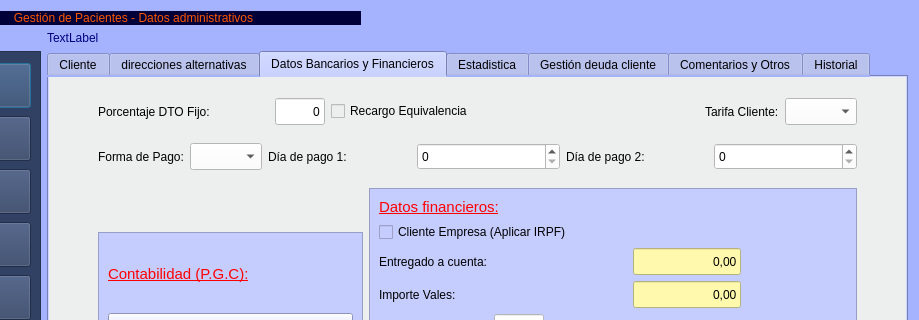
First picture: the form in Zona_Pacientes/frmClientes.ui, repository arcnexus/RedFoX, before the edit; both pictures show x 105 to 1024 and y 0 to 320 of the 1024 by 563 pixel window.
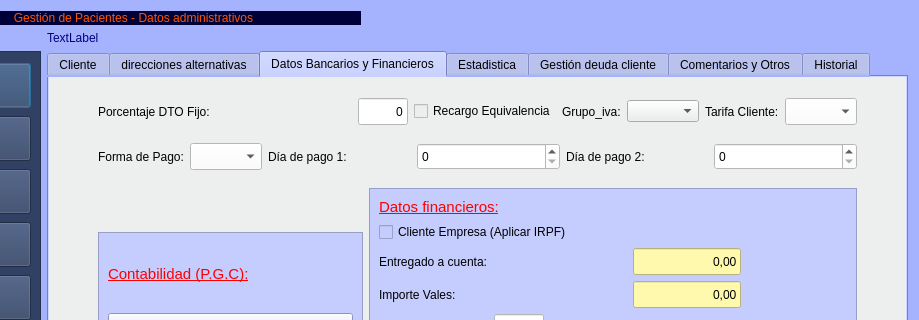
Second picture: the form after the edit. The open tabs and pages were chosen to show the change. Icons and pictures are not drawn. Custom widgets are drawn as their Qt base class.

Patch:
```diff
--- a/Zona_Pacientes/frmClientes.ui
+++ b/Zona_Pacientes/frmClientes.ui
@@ -2125,17 +2125,14 @@
           </widget>
          </item>
          <item>
-          <spacer name="horizontalSpacer_9">
-           <property name="orientation">
-            <enum>Qt::Horizontal</enum>
+          <widget class="QLabel" name="label_64">
+           <property name="text">
+            <string>Grupo_iva:</string>
            </property>
-           <property name="sizeHint" stdset="0">
-            <size>
-             <width>40</width>
-             <height>20</height>
-            </size>
-           </property>
-          </spacer>
+          </widget>
+         </item>
+         <item>
+          <widget class="QComboBox" name="cboGrupo_Iva"/>
          </item>
          <item>
           <widget class="QLabel" name="label_33">
```
Left out of the diff: 2 changed lines with no effect on the pictures.
